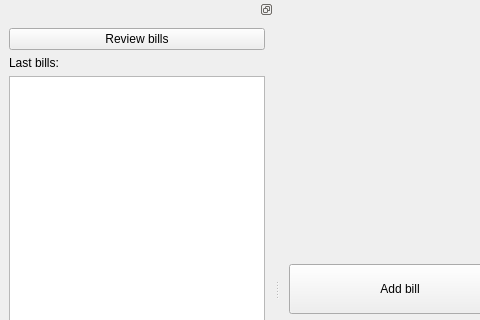
First picture: the form in resources/mainWindow.ui, repository tomsoonn/SplitWise, before the edit; both pictures show x 0 to 480 and y 0 to 320 of the 800 by 600 pixel window.
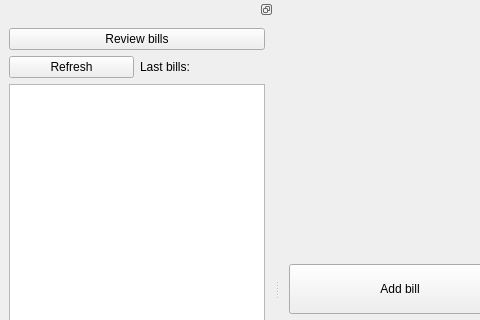
Second picture: the form after the edit.

Commit message: add login dialog, friends view, bill view

```diff
--- a/resources/mainWindow.ui
+++ b/resources/mainWindow.ui
@@ -93,14 +93,25 @@
       </widget>
      </item>
      <item>
+      <layout class="QHBoxLayout" name="horizontalLayout">
+       <item>
+        <widget class="QPushButton" name="refreshButton">
+         <property name="text">
+          <string>Refresh</string>
+         </property>
+        </widget>
+       </item>
+       <item>
       <widget class="QLabel" name="label">
        <property name="text">
         <string>Last bills:</string>
        </property>
       </widget>
      </item>
+      </layout>
+     </item>
      <item>
-      <widget class="QListWidget" name="billView"/>
+      <widget class="QTableView" name="billView"/>
      </item>
     </layout>
    </widget>
```
Left out of the diff: 2 changed lines with no effect on the pictures. Lines whose indentation alone changed are shown as unchanged. The commit also changes 16 other files.
